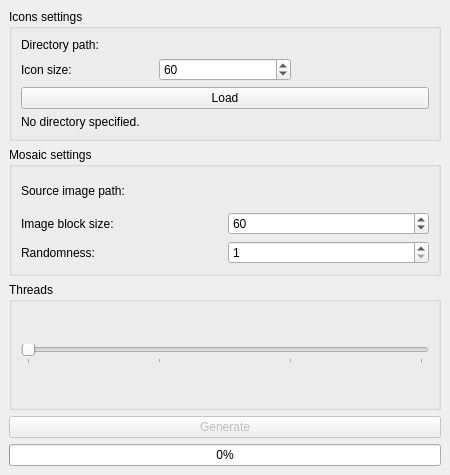
Qt form ui/mainwindow.ui (YotsuyaNight/Mosaic-Generator) before a commit.
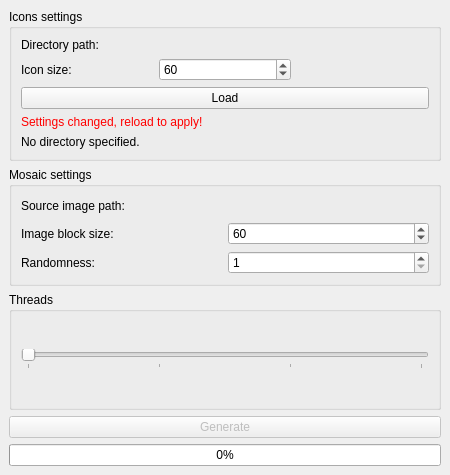
The same form after that commit.

Commit message: Added warning label about settings changed

Diff of the .ui file:
```diff
--- a/ui/mainwindow.ui
+++ b/ui/mainwindow.ui
@@ -62,6 +62,16 @@
          </property>
         </widget>
        </item>
+       <item row="5" column="0" colspan="3">
+        <widget class="QLabel" name="warningIconSettingsChanged">
+         <property name="styleSheet">
+          <string notr="true">color: red;</string>
+         </property>
+         <property name="text">
+          <string>Settings changed, reload to apply!</string>
+         </property>
+        </widget>
+       </item>
       </layout>
      </widget>
     </item>
```
The commit also changes 2 other files.
